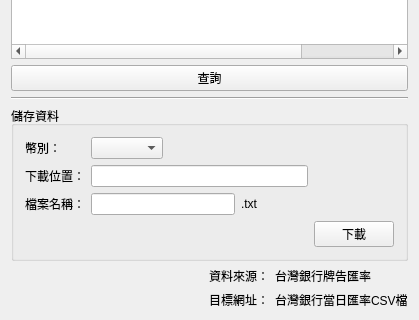
Above: MainWindow.ui from BernieTs/CurrencyRateCrawler before the change; both pictures show x 0 to 419 and y 211 to 531 of the 419 by 531 pixel window. Below: the same form after it.
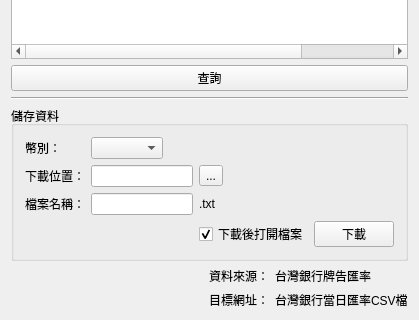
That is the form after the change.

Diff of the .ui file:
```diff
--- a/MainWindow.ui
+++ b/MainWindow.ui
@@ -107,8 +107,19 @@
          </property>
         </widget>
        </item>
-       <item row="1" column="1" colspan="3">
-        <widget class="QLineEdit" name="lineEdit_filePath"/>
+       <item row="1" column="1" colspan="2">
+        <widget class="QLineEdit" name="lineEdit_filePath">
+         <property name="readOnly">
+          <bool>true</bool>
+         </property>
+        </widget>
+       </item>
+       <item row="1" column="3">
+        <widget class="QToolButton" name="btn_ChangeDownloadDir">
+         <property name="text">
+          <string>...</string>
+         </property>
+        </widget>
        </item>
        <item row="2" column="0">
         <widget class="QLabel" name="label_3">
@@ -127,6 +138,16 @@
          </property>
         </widget>
        </item>
+       <item row="3" column="3">
+        <widget class="QCheckBox" name="checkBox_LauchFile">
+         <property name="text">
+          <string>下載後打開檔案</string>
+         </property>
+         <property name="checked">
+          <bool>true</bool>
+         </property>
+        </widget>
+       </item>
        <item row="3" column="4">
         <widget class="QPushButton" name="btn_download">
          <property name="text">
```
